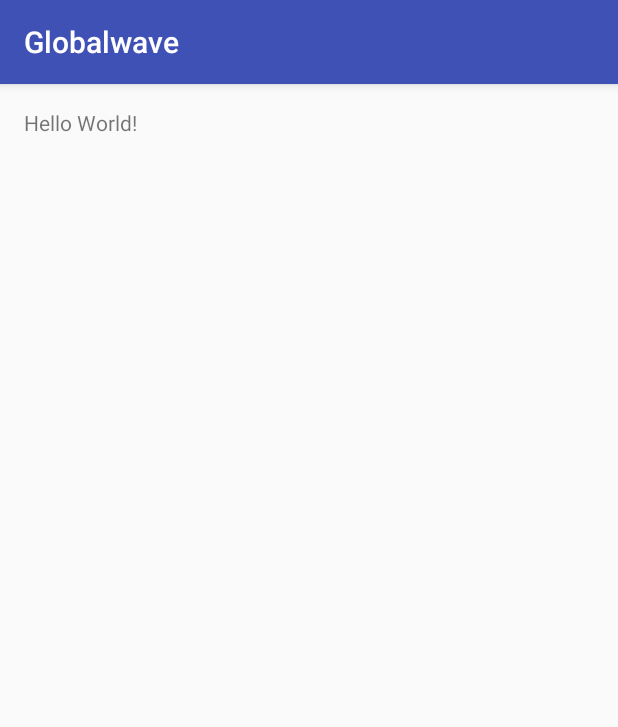
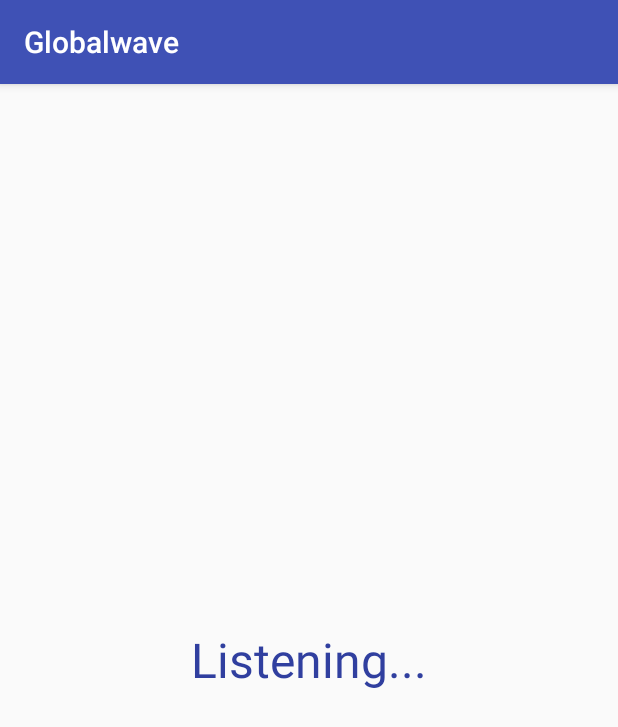
Before and after one commit to KasparPeterson/Globalwave, an Android app: the screen it shows after launch (MainActivity before the commit, VoiceListeningActivity after it), on a phone screen of 412 x 824 dp. Shown: the top 727 px of the screen. Run offline under Robolectric (Android 15) with nearby library versions, the phone set to English and light mode, and no system bars.

Commit message:
Adds kotlin with new launcher activity

```diff
--- a/app/build.gradle
+++ b/app/build.gradle
@@ -1,4 +1,14 @@
+buildscript {
+    repositories {
+        mavenCentral()
+    }
+    dependencies {
+        classpath 'org.jetbrains.kotlin:kotlin-gradle-plugin:1.0.4'
+    }
+}
+
 apply plugin: 'com.android.application'
+apply plugin: 'kotlin-android'
 
 android {
     compileSdkVersion 25
@@ -17,6 +27,9 @@ android {
             proguardFiles getDefaultProguardFile('proguard-android.txt'), 'proguard-rules.pro'
         }
     }
+    sourceSets {
+        main.java.srcDirs += 'src/main/kotlin'
+    }
 }
 
 dependencies {
@@ -26,4 +39,5 @@ dependencies {
     })
     compile 'com.android.support:appcompat-v7:25.1.0'
     testCompile 'junit:junit:4.12'
+    compile 'org.jetbrains.kotlin:kotlin-stdlib:1.0.4'
 }
--- a/app/src/main/AndroidManifest.xml
+++ b/app/src/main/AndroidManifest.xml
@@ -8,7 +8,7 @@
         android:label="@string/app_name"
         android:supportsRtl="true"
         android:theme="@style/AppTheme">
-        <activity android:name=".MainActivity">
+        <activity android:name=".VoiceListeningActivity">
             <intent-filter>
                 <action android:name="android.intent.action.MAIN"/>
 
--- a/app/src/main/java/com/kasparpeterson/globalwave/MainActivity.java
+++ /dev/null
@@ -1,13 +0,0 @@
-package com.kasparpeterson.globalwave;
-
-import android.support.v7.app.AppCompatActivity;
-import android.os.Bundle;
-
-public class MainActivity extends AppCompatActivity {
-
-    @Override
-    protected void onCreate(Bundle savedInstanceState) {
-        super.onCreate(savedInstanceState);
-        setContentView(R.layout.activity_main);
-    }
-}
--- /dev/null
+++ b/app/src/main/java/com/kasparpeterson/globalwave/VoiceListeningActivity.kt
@@ -0,0 +1,16 @@
+package com.kasparpeterson.globalwave
+
+import android.os.Bundle
+import android.support.v7.app.AppCompatActivity
+
+/**
+ * Created by kaspar on 27/01/2017.
+ */
+class VoiceListeningActivity: AppCompatActivity() {
+
+    override fun onCreate(savedInstanceState: Bundle?) {
+        super.onCreate(savedInstanceState)
+        setContentView(R.layout.activity_voice_listening)
+    }
+
+}
--- a/app/src/main/res/layout/activity_main.xml
+++ /dev/null
@@ -1,18 +0,0 @@
-<?xml version="1.0" encoding="utf-8"?>
-<RelativeLayout
-    android:id="@+id/activity_main"
-    xmlns:android="http://schemas.android.com/apk/res/android"
-    xmlns:tools="http://schemas.android.com/tools"
-    android:layout_width="match_parent"
-    android:layout_height="match_parent"
-    android:paddingBottom="@dimen/activity_vertical_margin"
-    android:paddingLeft="@dimen/activity_horizontal_margin"
-    android:paddingRight="@dimen/activity_horizontal_margin"
-    android:paddingTop="@dimen/activity_vertical_margin"
-    tools:context="com.kasparpeterson.globalwave.MainActivity">
-
-    <TextView
-        android:layout_width="wrap_content"
-        android:layout_height="wrap_content"
-        android:text="Hello World!"/>
-</RelativeLayout>
--- /dev/null
+++ b/app/src/main/res/layout/activity_voice_listening.xml
@@ -0,0 +1,14 @@
+<?xml version="1.0" encoding="utf-8"?>
+<LinearLayout xmlns:android="http://schemas.android.com/apk/res/android"
+    android:orientation="vertical"
+    android:layout_width="match_parent"
+    android:layout_height="match_parent">
+
+    <TextView
+        style="@style/TextView.Huge"
+        android:text="@string/voice_listening_title"
+        android:gravity="center"
+        android:layout_width="match_parent"
+        android:layout_height="match_parent"/>
+
+</LinearLayout>
--- a/app/src/main/res/values/strings.xml
+++ b/app/src/main/res/values/strings.xml
@@ -1,3 +1,5 @@
 <resources>
     <string name="app_name">Globalwave</string>
+
+    <string name="voice_listening_title">Listening...</string>
 </resources>
--- a/app/src/main/res/values/styles.xml
+++ b/app/src/main/res/values/styles.xml
@@ -8,4 +8,12 @@
         <item name="colorAccent">@color/colorAccent</item>
     </style>
 
+    <style name="TextView">
+        <item name="android:textColor">@color/colorPrimaryDark</item>
+    </style>
+
+    <style name="TextView.Huge">
+        <item name="android:textSize">32sp</item>
+    </style>
+
 </resources>
```
